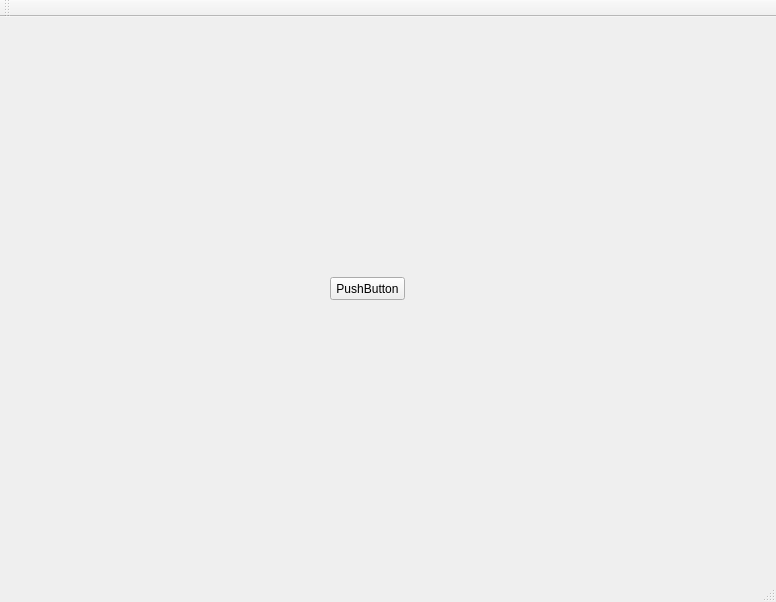
First picture: the form in mainwindow.ui, repository ladnonastya/BI_for_AIT, before the edit.
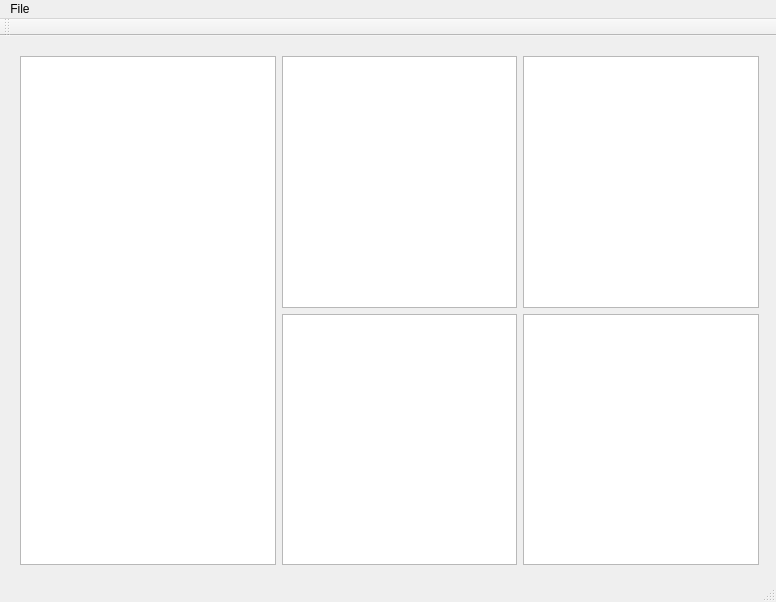
Second picture: the form after the edit.

Commit message: added menu functions Open and Save_as

```diff
--- a/mainwindow.ui
+++ b/mainwindow.ui
@@ -14,18 +14,43 @@
    <string>MainWindow</string>
   </property>
   <widget class="QWidget" name="centralWidget">
-   <widget class="QPushButton" name="pushButton">
+   <widget class="QWidget" name="horizontalLayoutWidget">
     <property name="geometry">
      <rect>
-      <x>330</x>
-      <y>260</y>
-      <width>75</width>
-      <height>23</height>
+      <x>9</x>
+      <y>9</y>
+      <width>761</width>
+      <height>531</height>
      </rect>
     </property>
-    <property name="text">
-     <string>PushButton</string>
-    </property>
+    <layout class="QHBoxLayout" name="horizontalLayout">
+     <item>
+      <widget class="QTableWidget" name="tableWidget">
+       <property name="sizePolicy">
+        <sizepolicy hsizetype="Fixed" vsizetype="Expanding">
+         <horstretch>0</horstretch>
+         <verstretch>0</verstretch>
+        </sizepolicy>
+       </property>
+      </widget>
+     </item>
+     <item>
+      <layout class="QGridLayout" name="gridLayout">
+       <item row="0" column="0">
+        <widget class="QGraphicsView" name="graphicsView"/>
+       </item>
+       <item row="0" column="1">
+        <widget class="QGraphicsView" name="graphicsView_2"/>
+       </item>
+       <item row="1" column="0">
+        <widget class="QGraphicsView" name="graphicsView_3"/>
+       </item>
+       <item row="1" column="1">
+        <widget class="QGraphicsView" name="graphicsView_4"/>
+       </item>
+      </layout>
+     </item>
+    </layout>
    </widget>
   </widget>
   <widget class="QMenuBar" name="menuBar">
@@ -37,6 +62,15 @@
      <height>21</height>
     </rect>
    </property>
+   <widget class="QMenu" name="menuFile">
+    <property name="title">
+     <string>File</string>
+    </property>
+    <addaction name="actionOpen"/>
+    <addaction name="actionSave"/>
+    <addaction name="actionSave_as"/>
+   </widget>
+   <addaction name="menuFile"/>
   </widget>
   <widget class="QToolBar" name="mainToolBar">
    <attribute name="toolBarArea">
```
Left out of the diff: 15 changed lines with no effect on the pictures. The commit also changes 4 other files.
